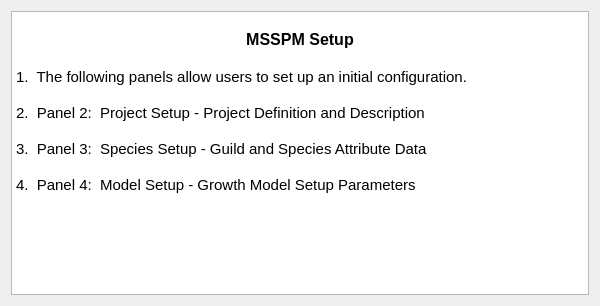
The window that MSSPM_Main/forms/Setup/Setup_Tab01.ui (nmfs-fish-tools/MSSPM) describes before a commit, drawn with Qt 5.
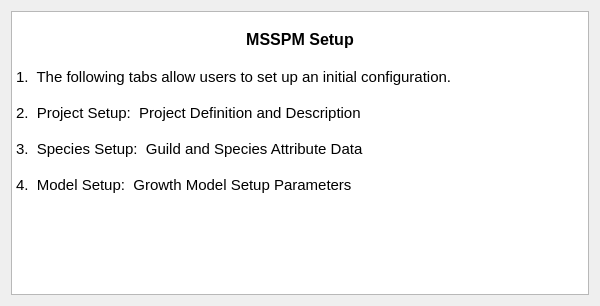
The same window after the commit.

The edit to the form file:
```diff
--- a/MSSPM_Main/forms/Setup/Setup_Tab01.ui
+++ b/MSSPM_Main/forms/Setup/Setup_Tab01.ui
@@ -54,13 +54,13 @@
 &lt;p style=&quot;-qt-paragraph-type:empty; margin-top:0px; margin-bottom:0px; margin-left:0px; margin-right:0px; -qt-block-indent:0; text-indent:0px;&quot;&gt;&lt;br /&gt;&lt;/p&gt;
 &lt;p align=&quot;center&quot; style=&quot; margin-top:0px; margin-bottom:0px; margin-left:0px; margin-right:0px; -qt-block-indent:0; text-indent:0px;&quot;&gt;&lt;span style=&quot; font-size:12pt; font-weight:600;&quot;&gt;MSSPM Setup&lt;/span&gt;&lt;/p&gt;
 &lt;p align=&quot;center&quot; style=&quot;-qt-paragraph-type:empty; margin-top:0px; margin-bottom:0px; margin-left:0px; margin-right:0px; -qt-block-indent:0; text-indent:0px; font-size:12pt; font-weight:600;&quot;&gt;&lt;br /&gt;&lt;/p&gt;
-&lt;p style=&quot; margin-top:0px; margin-bottom:0px; margin-left:0px; margin-right:0px; -qt-block-indent:0; text-indent:0px;&quot;&gt;&lt;span style=&quot; font-size:11pt;&quot;&gt;1.  The following panels allow users to set up an initial configuration.&lt;/span&gt;&lt;/p&gt;
+&lt;p style=&quot; margin-top:0px; margin-bottom:0px; margin-left:0px; margin-right:0px; -qt-block-indent:0; text-indent:0px;&quot;&gt;&lt;span style=&quot; font-size:11pt;&quot;&gt;1.  The following tabs allow users to set up an initial configuration.&lt;/span&gt;&lt;/p&gt;
 &lt;p style=&quot;-qt-paragraph-type:empty; margin-top:0px; margin-bottom:0px; margin-left:0px; margin-right:0px; -qt-block-indent:0; text-indent:0px; font-size:11pt;&quot;&gt;&lt;br /&gt;&lt;/p&gt;
-&lt;p style=&quot; margin-top:0px; margin-bottom:0px; margin-left:0px; margin-right:0px; -qt-block-indent:0; text-indent:0px;&quot;&gt;&lt;span style=&quot; font-size:11pt;&quot;&gt;2.  Panel 2:  Project Setup - Project Definition and Description&lt;/span&gt;&lt;/p&gt;
+&lt;p style=&quot; margin-top:0px; margin-bottom:0px; margin-left:0px; margin-right:0px; -qt-block-indent:0; text-indent:0px;&quot;&gt;&lt;span style=&quot; font-size:11pt;&quot;&gt;2.  Project Setup:  Project Definition and Description&lt;/span&gt;&lt;/p&gt;
 &lt;p style=&quot;-qt-paragraph-type:empty; margin-top:0px; margin-bottom:0px; margin-left:0px; margin-right:0px; -qt-block-indent:0; text-indent:0px; font-size:11pt;&quot;&gt;&lt;br /&gt;&lt;/p&gt;
-&lt;p style=&quot; margin-top:0px; margin-bottom:0px; margin-left:0px; margin-right:0px; -qt-block-indent:0; text-indent:0px;&quot;&gt;&lt;span style=&quot; font-size:11pt;&quot;&gt;3.  Panel 3:  Species Setup - Guild and Species Attribute Data&lt;/span&gt;&lt;/p&gt;
+&lt;p style=&quot; margin-top:0px; margin-bottom:0px; margin-left:0px; margin-right:0px; -qt-block-indent:0; text-indent:0px;&quot;&gt;&lt;span style=&quot; font-size:11pt;&quot;&gt;3.  Species Setup:  Guild and Species Attribute Data&lt;/span&gt;&lt;/p&gt;
 &lt;p style=&quot;-qt-paragraph-type:empty; margin-top:0px; margin-bottom:0px; margin-left:0px; margin-right:0px; -qt-block-indent:0; text-indent:0px; font-size:11pt;&quot;&gt;&lt;br /&gt;&lt;/p&gt;
-&lt;p style=&quot; margin-top:0px; margin-bottom:0px; margin-left:0px; margin-right:0px; -qt-block-indent:0; text-indent:0px;&quot;&gt;&lt;span style=&quot; font-size:11pt;&quot;&gt;4.  Panel 4:  Model Setup - Growth Model Setup Parameters&lt;/span&gt;&lt;/p&gt;
+&lt;p style=&quot; margin-top:0px; margin-bottom:0px; margin-left:0px; margin-right:0px; -qt-block-indent:0; text-indent:0px;&quot;&gt;&lt;span style=&quot; font-size:11pt;&quot;&gt;4.  Model Setup:  Growth Model Setup Parameters&lt;/span&gt;&lt;/p&gt;
 &lt;p style=&quot;-qt-paragraph-type:empty; margin-top:0px; margin-bottom:0px; margin-left:0px; margin-right:0px; -qt-block-indent:0; text-indent:0px;&quot;&gt;&lt;br /&gt;&lt;/p&gt;
 &lt;p style=&quot;-qt-paragraph-type:empty; margin-top:0px; margin-bottom:0px; margin-left:0px; margin-right:0px; -qt-block-indent:0; text-indent:0px; font-size:11pt;&quot;&gt;&lt;br /&gt;&lt;/p&gt;&lt;/body&gt;&lt;/html&gt;</string>
      </property>
```
